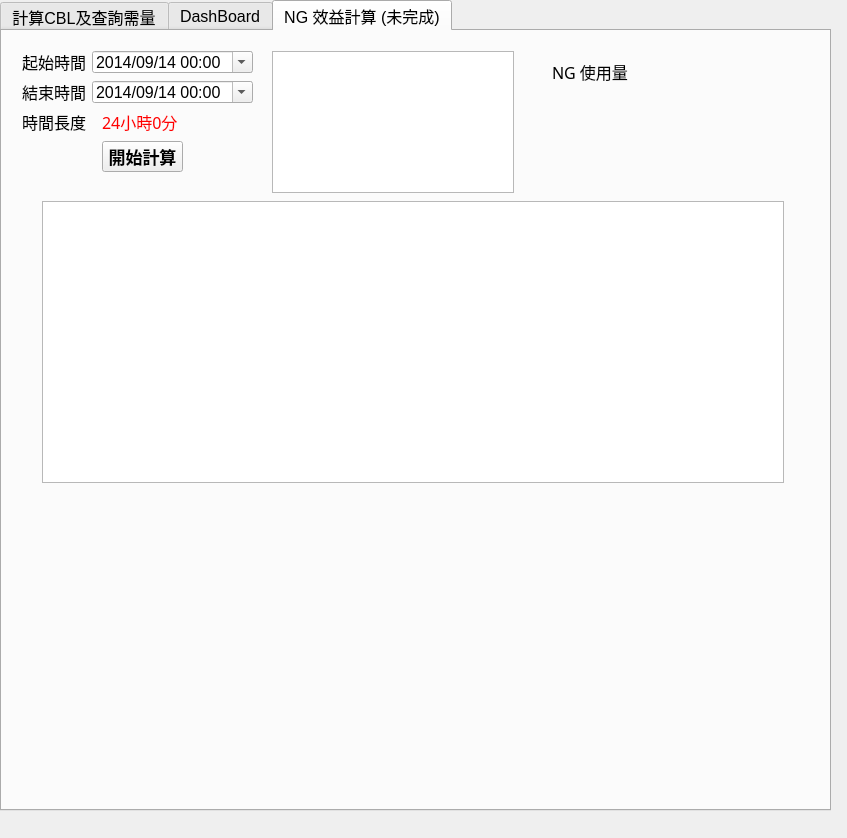
JoesphChou/InterfaceForDispatch, file ui.ui: the form before one commit.
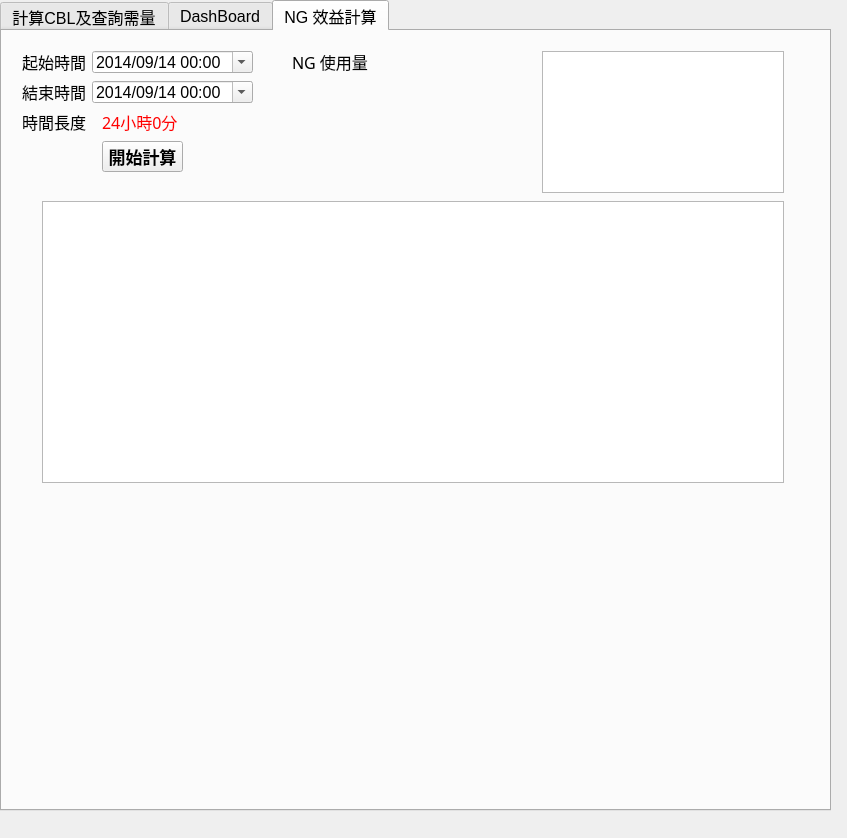
The form after the commit.

Commit message: 1. NG 效益計算的趨勢圖美化 2. tariff_version 修改版本的文字內容

Diff of the .ui file:
```diff
--- a/ui.ui
+++ b/ui.ui
@@ -3192,7 +3192,7 @@
    </widget>
    <widget class="QWidget" name="tab_3">
     <attribute name="title">
-     <string>NG 效益計算 (未完成)</string>
+     <string>NG 效益計算</string>
     </attribute>
     <widget class="QDateTimeEdit" name="dateTimeEdit">
      <property name="geometry">
@@ -3313,7 +3313,7 @@
     <widget class="QTableWidget" name="tableWidget_4">
      <property name="geometry">
       <rect>
-       <x>270</x>
+       <x>540</x>
        <y>20</y>
        <width>242</width>
        <height>142</height>
@@ -3411,8 +3411,8 @@
     <widget class="QLabel" name="label_29">
      <property name="geometry">
       <rect>
-       <x>550</x>
-       <y>30</y>
+       <x>290</x>
+       <y>20</y>
        <width>91</width>
        <height>21</height>
       </rect>
@@ -3430,7 +3430,7 @@
     <widget class="QLabel" name="label_30">
      <property name="geometry">
       <rect>
-       <x>520</x>
+       <x>270</x>
        <y>50</y>
        <width>131</width>
        <height>41</height>
```
The commit also changes 3 other files.
